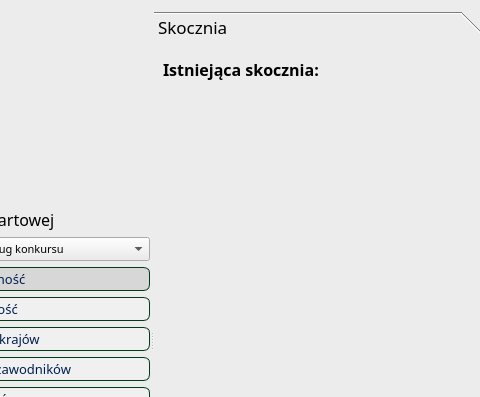
KonradKrol/sj-sim, file source/UI/Competition/CompetitionConfigWindow.ui: the form before one commit; both pictures show x 232 to 712 and y 0 to 397 of the 1180 by 680 pixel window.
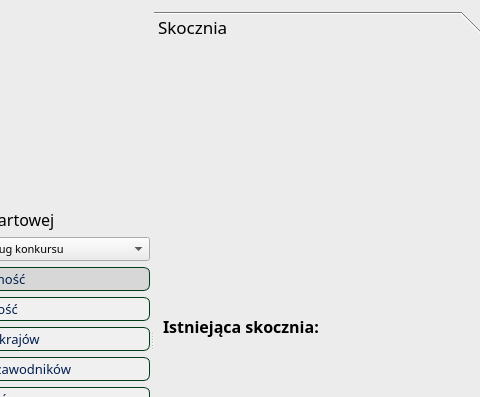
The form after the commit.

Commit message: Top-align competition configuration editors

Diff of the .ui file:
```diff
--- a/source/UI/Competition/CompetitionConfigWindow.ui
+++ b/source/UI/Competition/CompetitionConfigWindow.ui
@@ -431,19 +431,6 @@
                </property>
               </widget>
              </item>
-             <item>
-              <spacer name="verticalSpacer_2">
-               <property name="orientation">
-                <enum>Qt::Vertical</enum>
-               </property>
-               <property name="sizeHint" stdset="0">
-                <size>
-                 <width>20</width>
-                 <height>40</height>
-                </size>
-               </property>
-              </spacer>
-             </item>
              <item>
               <widget class="QComboBox" name="comboBox_existingHill">
                <property name="minimumSize">
```
The commit also changes 1 other file.
